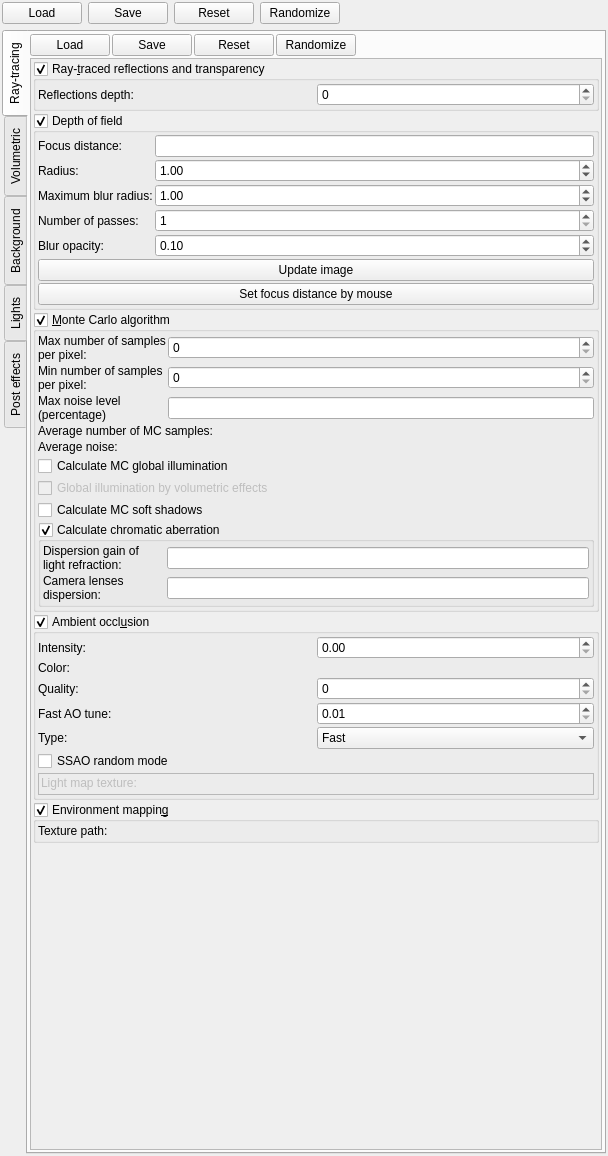
Above: mandelbulber2/qt/dock_effects.ui from buddhi1980/mandelbulber2 before the change. Below: the same form after it.
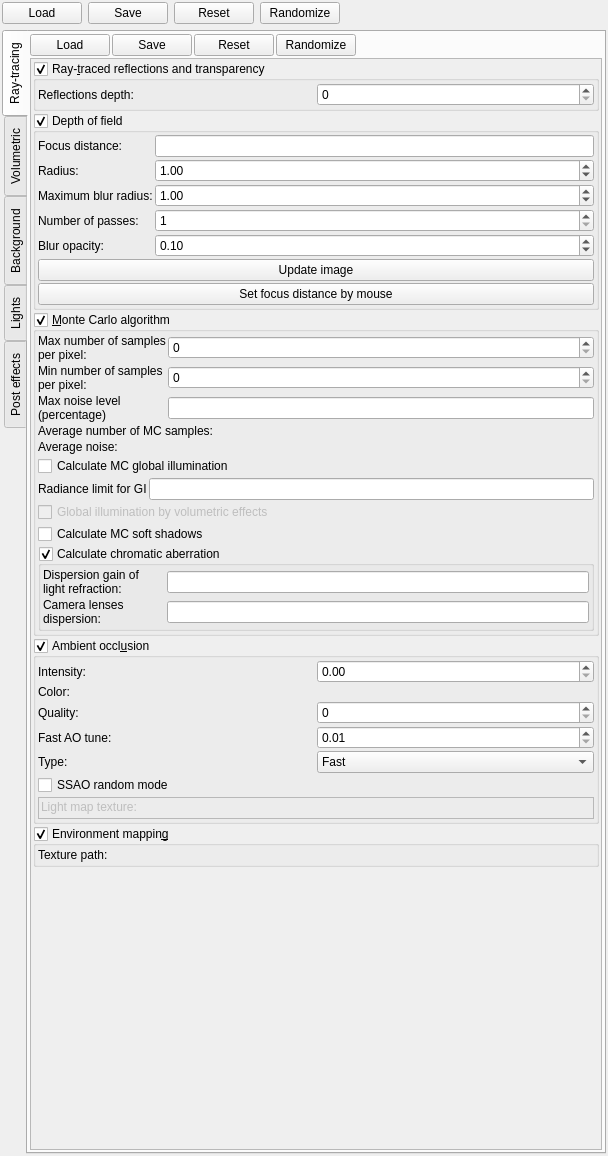
That is the form after the change. Icons and pictures are not drawn. Custom widgets are drawn as their Qt base class.

Commit message: Added parameter for MC GI radiance limit.

Patch:
```diff
--- a/mandelbulber2/qt/dock_effects.ui
+++ b/mandelbulber2/qt/dock_effects.ui
@@ -611,6 +611,27 @@
                 </property>
                </widget>
               </item>
+              <item>
+               <layout class="QGridLayout" name="gridLayout_18">
+                <property name="spacing">
+                 <number>2</number>
+                </property>
+                <item row="0" column="0">
+                 <widget class="QLabel" name="label_361">
+                  <property name="text">
+                   <string>Radiance limit for GI</string>
+                  </property>
+                 </widget>
+                </item>
+                <item row="0" column="1">
+                 <widget class="MyLineEdit" name="logedit_MC_GI_radiance_limit">
+                  <property name="toolTip">
+                   <string>&lt;html&gt;&lt;head/&gt;&lt;body&gt;&lt;p&gt;Limit for intensity of bounced light. Lower value reduces noise caused by very bright spots on HDR background textures.&lt;/p&gt;&lt;/body&gt;&lt;/html&gt;</string>
+                  </property>
+                 </widget>
+                </item>
+               </layout>
+              </item>
               <item>
                <widget class="MyCheckBox" name="checkBox_MC_global_illumination_volumetric">
                 <property name="enabled">
```
Left out of the diff: 2 changed lines with no effect on the pictures. The commit also changes 9 other files.
